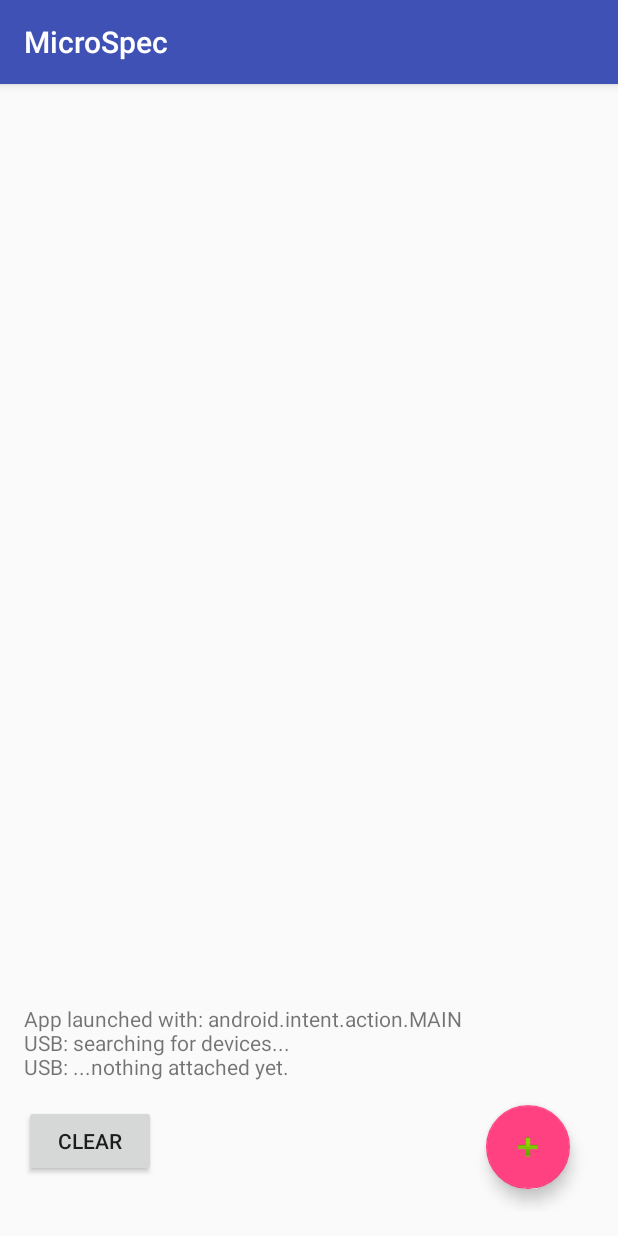
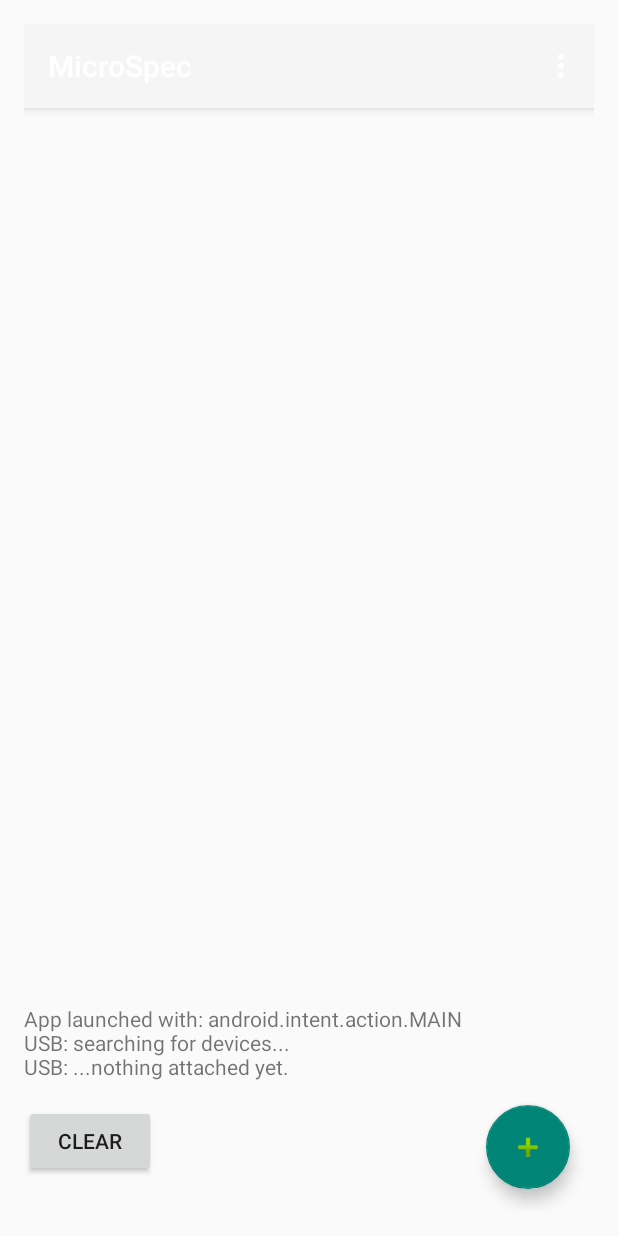
Before and after one commit to open-eio/android-microspec, an Android app: the screen it shows after launch (MainActivity), on a phone screen of 412 x 824 dp. Run offline under Robolectric (Android 15) with nearby library versions, the phone set to English and light mode, and no system bars.

Commit message:
in the process of adding a Toolbar

```diff
--- a/MicrospecApp/app/src/main/AndroidManifest.xml
+++ b/MicrospecApp/app/src/main/AndroidManifest.xml
@@ -16,7 +16,7 @@
         android:icon="@mipmap/ic_launcher"
         android:label="@string/app_name"
         android:supportsRtl="true"
-        android:theme="@style/AppTheme">
+        android:theme="@style/Theme.AppCompat.Light.NoActionBar">
         <activity
             android:name=".MainActivity"
             android:launchMode="singleTop"
--- a/MicrospecApp/app/src/main/java/com/openeio/microspec/MainActivity.java
+++ b/MicrospecApp/app/src/main/java/com/openeio/microspec/MainActivity.java
@@ -14,8 +14,11 @@ import android.support.design.widget.FloatingActionButton;
 import android.support.v7.app.AppCompatActivity;
 import android.os.Bundle;
 import android.support.v4.app.NotificationCompat;
+import android.support.v7.widget.Toolbar;
 import android.text.method.ScrollingMovementMethod;
 import android.util.Log;
+import android.view.Menu;
+import android.view.MenuItem;
 import android.view.View;
 import android.widget.Button;
 import android.widget.TextView;
@@ -73,6 +76,9 @@ public class MainActivity extends AppCompatActivity {
     protected void onCreate(Bundle savedInstanceState) {
         super.onCreate(savedInstanceState);
         setContentView(R.layout.activity_main);
+        Toolbar toolbar = (Toolbar) findViewById(R.id.toolbar);
+        setSupportActionBar(toolbar);
+
 
         usbManager = (UsbManager) getSystemService(USB_SERVICE);
         clearButton = (Button) findViewById(R.id.buttonClear);
@@ -165,6 +171,28 @@ public class MainActivity extends AppCompatActivity {
         });
 
 
+    }
+
+    @Override
+    public boolean onCreateOptionsMenu(Menu menu) {
+        // Inflate the menu; this adds items to the action bar if it is present.
+        getMenuInflater().inflate(R.menu.menu_main, menu);
+        return true;
+    }
+
+    @Override
+    public boolean onOptionsItemSelected(MenuItem item) {
+        // Handle action bar item clicks here. The action bar will
+        // automatically handle clicks on the Home/Up button, so long
+        // as you specify a parent activity in AndroidManifest.xml.
+        int id = item.getItemId();
+
+        //noinspection SimplifiableIfStatement
+        if (id == R.id.action_settings) {
+            return true;
+        }
+
+        return super.onOptionsItemSelected(item);
     }
 
     @Override
--- a/MicrospecApp/app/src/main/res/layout/activity_main.xml
+++ b/MicrospecApp/app/src/main/res/layout/activity_main.xml
@@ -10,6 +10,20 @@
     android:paddingRight="@dimen/activity_horizontal_margin"
     android:paddingTop="@dimen/activity_vertical_margin"
     tools:context="com.openeio.microspec.MainActivity">
+
+    <android.support.design.widget.AppBarLayout
+        android:layout_width="match_parent"
+        android:layout_height="wrap_content"
+        android:theme="@style/AppTheme.AppBarOverlay">
+
+        <android.support.v7.widget.Toolbar
+            android:id="@+id/toolbar"
+            android:layout_width="match_parent"
+            android:layout_height="?attr/actionBarSize"
+            android:background="?attr/colorPrimary"
+            app:popupTheme="@style/AppTheme.PopupOverlay" />
+
+    </android.support.design.widget.AppBarLayout>
 
 
     <Button
--- /dev/null
+++ b/MicrospecApp/app/src/main/res/menu/menu_main.xml
@@ -0,0 +1,10 @@
+<menu xmlns:android="http://schemas.android.com/apk/res/android"
+    xmlns:app="http://schemas.android.com/apk/res-auto"
+    xmlns:tools="http://schemas.android.com/tools"
+    tools:context="com.example.cversek.myapplication.MainActivity">
+    <item
+        android:id="@+id/action_settings"
+        android:orderInCategory="100"
+        android:title="@string/action_settings"
+        app:showAsAction="never" />
+</menu>
```
